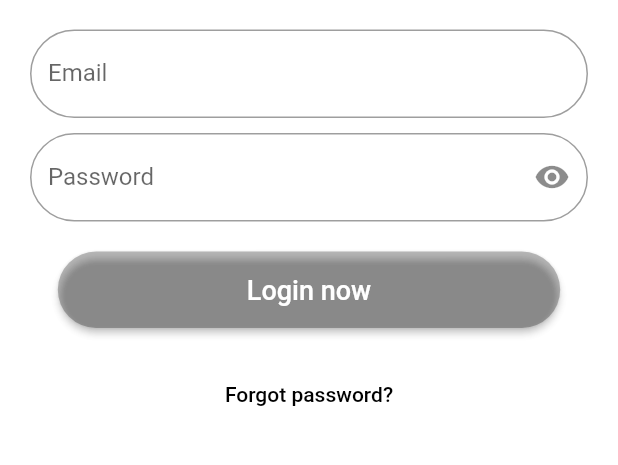
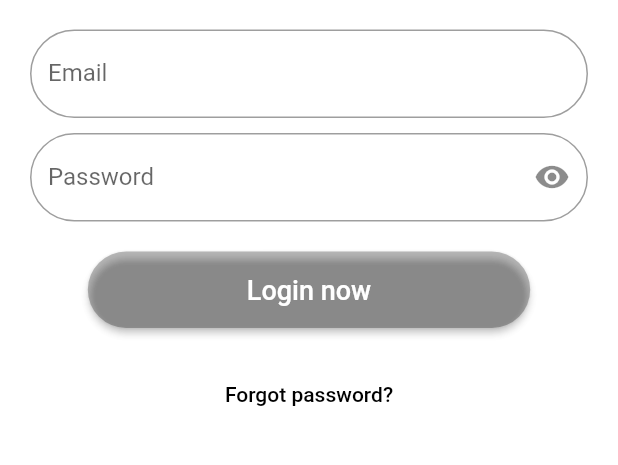
Before and after one commit to NidhinAjay/Firebase_Login, a Flutter app: the screen it shows after launch, on a phone screen of 412 x 824 dp, the part 545-1010 px from its top. Run offline on Flutter 3.47's test engine with Material 2 defaults, Android fonts, the phone set to English and light mode, and no system bars; our stand-ins replace firebase_auth, firebase_core; accounts and stored records are empty.

Commit message:
commit 1

```diff
--- a/lib/login.dart
+++ b/lib/login.dart
@@ -72,7 +72,7 @@ class _signState extends State<sign> {
                 signin();
                 // Navigator.push(context, MaterialPageRoute(builder: (context)=>bio(),),);
               }, child: Padding(
-              padding: const EdgeInsets.symmetric(horizontal: 110, vertical: 15,
+              padding: const EdgeInsets.symmetric(horizontal: 90, vertical: 15,
               ),
               child: Text(
                 "Login now", style: TextStyle(color: Colors.white, fontSize: 18)
--- a/lib/main.dart
+++ b/lib/main.dart
@@ -24,6 +24,7 @@ class _loginState extends State<login> {
   @override
   Widget build(BuildContext context) {
     return Scaffold(
+        resizeToAvoidBottomInset: false,
         backgroundColor: Colors.white60,
         body: StreamBuilder(
             stream: FirebaseAuth.instance.authStateChanges(),
```
